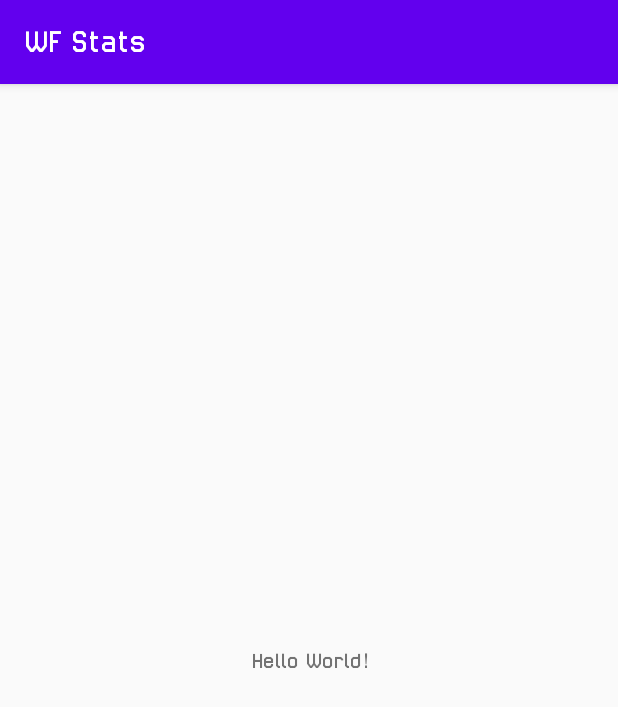
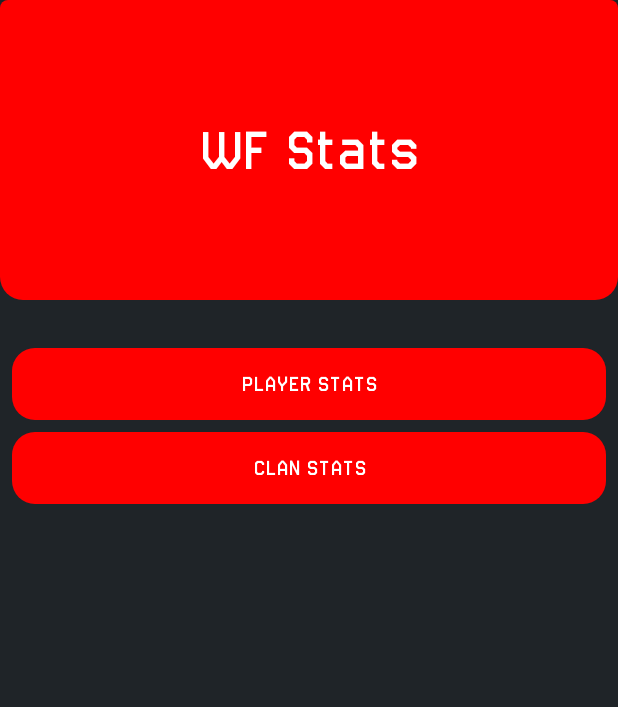
Before and after one commit to marcelonomad/WFStats, an Android app: the screen it shows after launch (MainActivity), on a phone screen of 412 x 824 dp. Shown: the top 707 px of the screen. Run offline under Robolectric (Android 15) with nearby library versions, the phone set to English and light mode, and no system bars.

Commit message:
Botões
Adicionados layouts para botões

```diff
--- /dev/null
+++ b/app/src/main/res/drawable/rounded_button.xml
@@ -0,0 +1,9 @@
+<?xml version="1.0" encoding="utf-8"?>
+<shape xmlns:android="http://schemas.android.com/apk/res/android">
+
+    <solid android:color="@color/colorAccent" />
+
+    <corners
+        android:radius="15dp"
+        />
+</shape>
--- /dev/null
+++ b/app/src/main/res/drawable/rounded_corner.xml
@@ -0,0 +1,11 @@
+<?xml version="1.0" encoding="utf-8"?>
+<shape xmlns:android="http://schemas.android.com/apk/res/android">
+
+    <solid android:color="@color/colorAccent" />
+
+    <corners
+        android:radius="5dp"
+        android:bottomLeftRadius="15dp"
+        android:bottomRightRadius="15dp"
+        />
+</shape>
--- a/app/src/main/res/layout/activity_main.xml
+++ b/app/src/main/res/layout/activity_main.xml
@@ -7,12 +7,45 @@
     tools:context=".MainActivity">
 
     <TextView
-        android:layout_width="wrap_content"
-        android:layout_height="wrap_content"
-        android:text="Hello World!"
-        app:layout_constraintBottom_toBottomOf="parent"
-        app:layout_constraintLeft_toLeftOf="parent"
-        app:layout_constraintRight_toRightOf="parent"
+        android:id="@+id/lbl_Header"
+        android:layout_width="0dp"
+        android:layout_height="@dimen/header_height"
+        android:background="@drawable/rounded_corner"
+        android:gravity="center"
+        android:text="@string/app_name"
+        android:textAlignment="center"
+        android:textColor="@android:color/background_light"
+        android:textSize="36sp"
+        app:layout_constraintEnd_toEndOf="parent"
+        app:layout_constraintStart_toStartOf="parent"
         app:layout_constraintTop_toTopOf="parent" />
 
+    <Button
+        android:id="@+id/btn_Player_Stats"
+        android:layout_width="0dp"
+        android:layout_height="wrap_content"
+        android:layout_marginStart="8dp"
+        android:layout_marginTop="32dp"
+        android:layout_marginEnd="8dp"
+        android:background="@drawable/rounded_button"
+        android:backgroundTint="@color/colorAccent"
+        android:text="@string/player_stats"
+        android:textColor="@android:color/background_light"
+        app:layout_constraintEnd_toEndOf="parent"
+        app:layout_constraintStart_toStartOf="parent"
+        app:layout_constraintTop_toBottomOf="@+id/lbl_Header" />
+
+    <Button
+        android:id="@+id/btn_Clan_Stats"
+        android:layout_width="0dp"
+        android:layout_height="wrap_content"
+        android:layout_marginStart="8dp"
+        android:layout_marginTop="8dp"
+        android:layout_marginEnd="8dp"
+        android:background="@drawable/rounded_button"
+        android:text="@string/clan_stats"
+        android:textColor="@android:color/background_light"
+        app:layout_constraintEnd_toEndOf="parent"
+        app:layout_constraintStart_toStartOf="parent"
+        app:layout_constraintTop_toBottomOf="@+id/btn_Player_Stats" />
 </androidx.constraintlayout.widget.ConstraintLayout>
--- a/app/src/main/res/values/colors.xml
+++ b/app/src/main/res/values/colors.xml
@@ -1,6 +1,6 @@
 <?xml version="1.0" encoding="utf-8"?>
 <resources>
-    <color name="colorPrimary">#6200EE</color>
-    <color name="colorPrimaryDark">#3700B3</color>
-    <color name="colorAccent">#03DAC5</color>
+    <color name="colorPrimary">#1F2428</color>
+    <color name="colorPrimaryDark">#000000</color>
+    <color name="colorAccent">#FF0000</color>
 </resources>
--- /dev/null
+++ b/app/src/main/res/values/dimens.xml
@@ -0,0 +1,4 @@
+<?xml version="1.0" encoding="utf-8"?>
+<resources>
+    <dimen name="header_height">200dp</dimen>
+</resources>
--- a/app/src/main/res/values/strings.xml
+++ b/app/src/main/res/values/strings.xml
@@ -1,3 +1,5 @@
 <resources>
     <string name="app_name">WF Stats</string>
+    <string name="player_stats">Player Stats</string>
+    <string name="clan_stats">Clan Stats</string>
 </resources>
--- a/app/src/main/res/values/styles.xml
+++ b/app/src/main/res/values/styles.xml
@@ -1,10 +1,12 @@
 <resources>
     <!-- Base application theme. -->
-    <style name="AppTheme" parent="Theme.AppCompat.Light.DarkActionBar">
+    <style name="AppTheme" parent="Theme.AppCompat.Light.NoActionBar">
         <!-- Customize your theme here. -->
         <item name="colorPrimary">@color/colorPrimary</item>
         <item name="colorPrimaryDark">@color/colorPrimaryDark</item>
         <item name="colorAccent">@color/colorAccent</item>
+        <item name="background">@color/colorPrimary</item>
+        <item name="android:background">@color/colorPrimary</item>
         <item name="font">@font/warface</item>
         <item name="fontFamily">@font/warface</item>
     </style>
```
